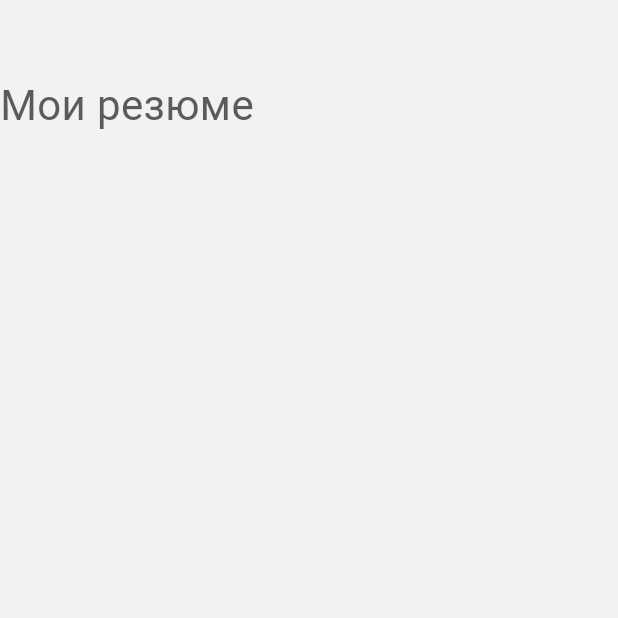
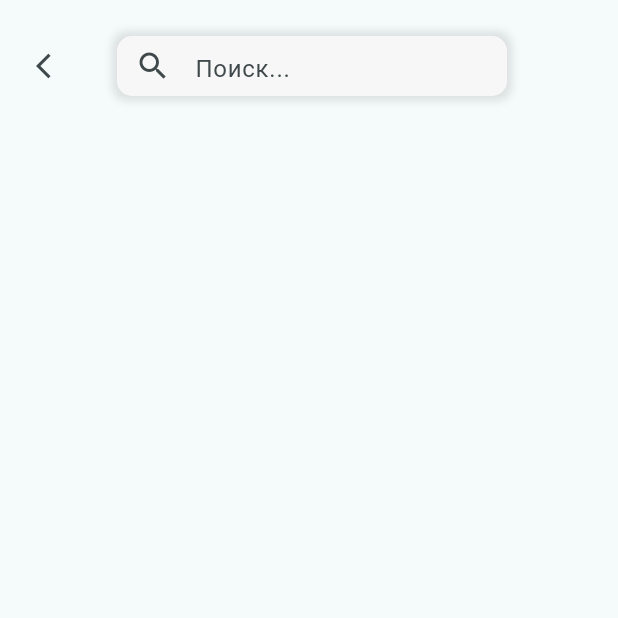
Before and after one commit to vanbyte02/JobEase, a Flutter app: the WorkPermit screen opened directly, on a phone screen of 412 x 824 dp, the top half of it. Run offline on Flutter 3.47's test engine with Material 3 defaults, Android fonts, the phone set to English and light mode, and no system bars.

Commit message:
17.10.24

```diff
--- a/lib/Employee/CreateVacancy/WorkPermit.dart
+++ b/lib/Employee/CreateVacancy/WorkPermit.dart
@@ -9,25 +9,62 @@ class WorkPermit extends StatefulWidget {
 }
 
 class _WorkPermitState extends State<WorkPermit> {
-  @override
+ @override
   Widget build(BuildContext context) {
     return Scaffold(
-      backgroundColor: const Color.fromARGB(255, 242, 242, 242),
-      body: SingleChildScrollView(
+      body: Center(
         child: Column(
           children: [
-            const SizedBox(height: 50),
-            const Text(
-              'Мои резюме',
-              style: TextStyle(
-                fontSize: 28,
-                color: Color.fromARGB(255, 91, 90, 94),
+            const SizedBox(height: 20),
+            Row(
+              children: [
+                const SizedBox(width: 10),
+                IconButton(
+                      icon: const Icon(
+                      Icons.arrow_back_ios,
+                      size: 20
+                     ),
+                      onPressed: () {
+                      Navigator.pop(context);
+                    },
+                  ),
+            const SizedBox(width: 20),
+              Container(
+                width: 260,
+                height: 40,
+                decoration: BoxDecoration(
+                  color: const Color.fromARGB(255, 247, 247, 247),
+                  borderRadius: BorderRadius.circular(10),
+                  boxShadow: [
+                    BoxShadow(
+                      color: Colors.black.withOpacity(0.1),
+                      spreadRadius: 3,
+                      blurRadius: 4,
+                    ),
+                  ],
+                ),
+                child: Center(
+                  child: TextField(
+                    decoration: const InputDecoration(
+                      contentPadding:
+                           EdgeInsets.symmetric(
+                            vertical: 6,
+                           horizontal: 10),
+                      prefixIcon:  Icon(
+                        Icons.search
+                      ),
+                      hintText: 'Поиск...',
+                      border: InputBorder.none,
+                    ),
+                  ),
+                ),
               ),
+              ]
             ),
+            const SizedBox(height: 20),
           ],
         ),
       ),
-
     );
   }
 }
--- a/lib/Employee/Vacancy.dart
+++ b/lib/Employee/Vacancy.dart
@@ -98,7 +98,7 @@ class _VacancyState extends State<Vacancy> {
             ),
           ],
         ),
-  width: 340,
+        width: 290,
         height: 250,
         child: Stack(
           children: [
```
Also changed, not shown: lib/Employee/CreateVacancy/Nationality.dart (+47 -10 lines), lib/Employee/Employee.dart (+42 -50 lines), pubspec.lock. Lines whose indentation alone changed are shown as unchanged.
